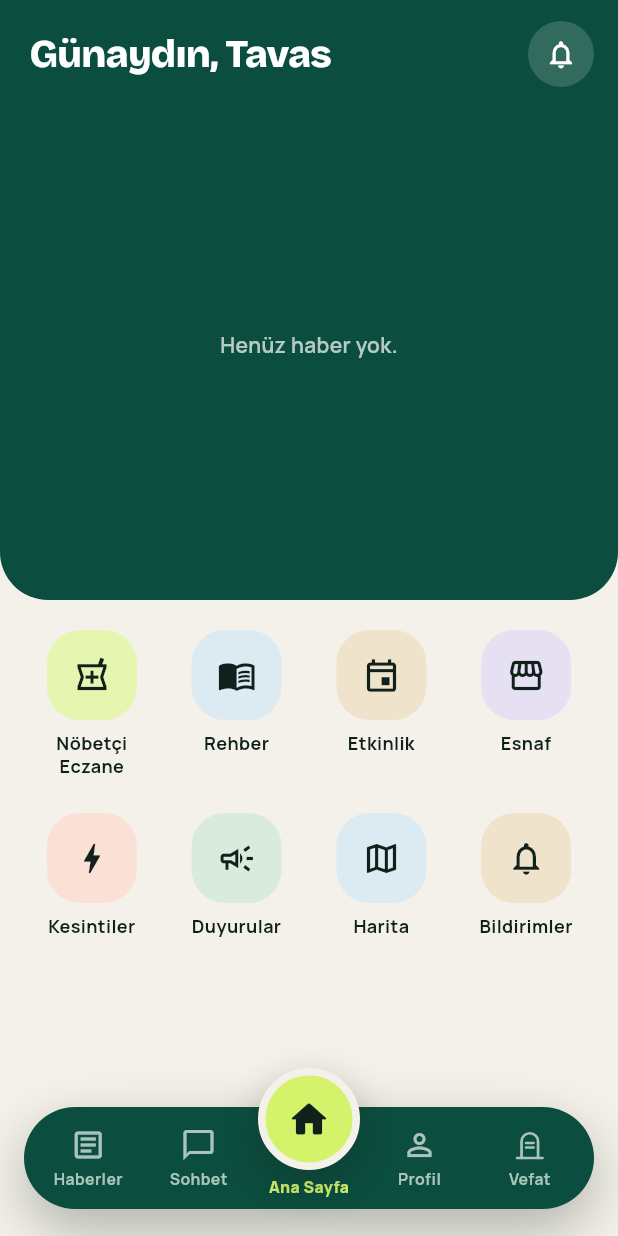
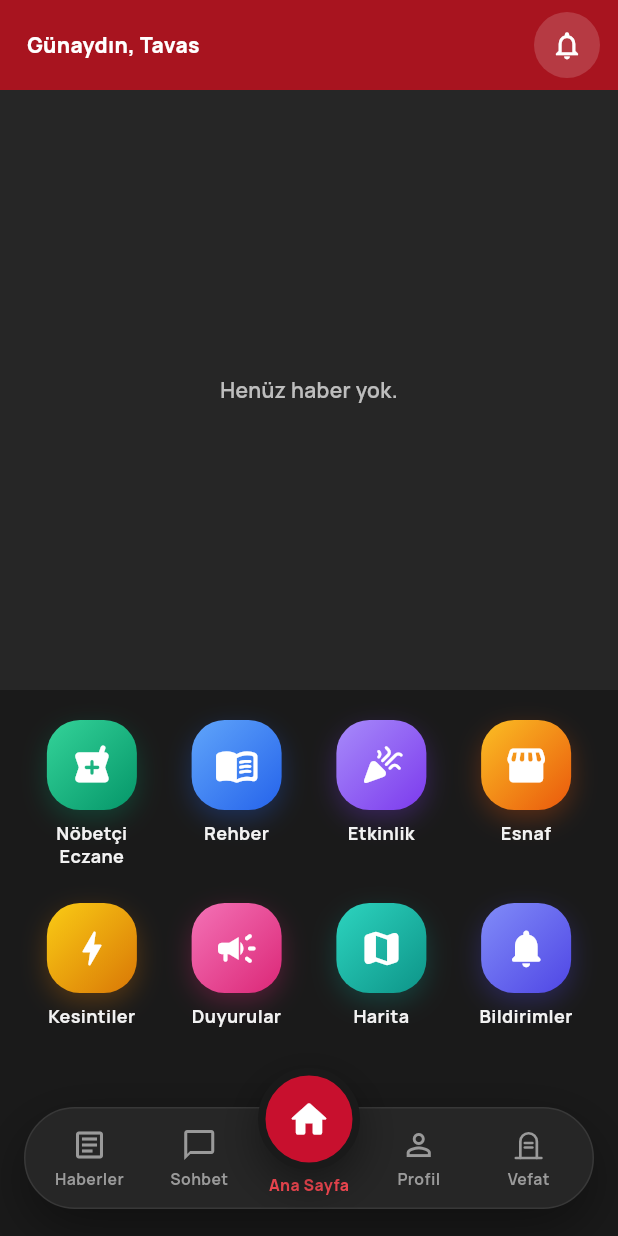
Before and after one commit to Rogehas/Rogehas, a Flutter app: the screen it shows after launch, on a phone screen of 412 x 824 dp. Run offline on Flutter 3.47's test engine with Material 3 defaults, Android fonts, the phone set to English and light mode, and no system bars; our stand-ins replace cloud_firestore, firebase_auth, firebase_core, firebase_messaging, google_fonts, share_plus and 1 more; accounts and stored records are empty.

Commit message:
Dark theme with red accents app-wide; thin red header on home; colorful gradient shortcut icons
Co-Authored-By: Claude Sonnet 5.5 <noreply@anthropic.com>
Claude-Session: https://claude.ai/code/session_01XCvQ9jtS6GKCnyEgdBQNNa

```diff
--- a/app/lib/main.dart
+++ b/app/lib/main.dart
@@ -123,7 +123,7 @@ class _TavasAppState extends State<TavasApp> {
             child: MaterialApp(
               title: 'Tavas',
               debugShowCheckedModeBanner: false,
-              theme: AppTheme.light,
+              theme: AppTheme.dark,
               // Uygulama doğrudan ana sayfada açılır; giriş yalnızca sohbet için gerekir.
               home: const Shell(),
             ),
--- a/app/lib/screens/auth_screen.dart
+++ b/app/lib/screens/auth_screen.dart
@@ -182,7 +182,7 @@ class _AuthScreenState extends State<AuthScreen> {
             Text(
               _info!,
               style: const TextStyle(
-                color: AppColors.primary,
+                color: AppColors.accentText,
                 fontWeight: FontWeight.w700,
               ),
             ),
--- a/app/lib/screens/business_screen.dart
+++ b/app/lib/screens/business_screen.dart
@@ -127,7 +127,11 @@ class _BusinessCard extends StatelessWidget {
         color: AppColors.limeSoft,
         borderRadius: BorderRadius.circular(20),
       ),
-      child: Icon(_categoryIcon(b.category), size: 28, color: AppColors.ink),
+      child: Icon(
+        _categoryIcon(b.category),
+        size: 28,
+        color: AppColors.accentText,
+      ),
     );
     return Container(
       padding: const EdgeInsets.all(16),
@@ -172,7 +176,7 @@ class _BusinessCard extends StatelessWidget {
                       style: const TextStyle(
                         fontSize: 13,
                         fontWeight: FontWeight.w700,
-                        color: AppColors.primary,
+                        color: AppColors.accentText,
                       ),
                     ),
                     if (b.address.isNotEmpty)
@@ -258,7 +262,7 @@ class _Action extends StatelessWidget {
       child: Container(
         height: 46,
         decoration: BoxDecoration(
-          color: filled ? AppColors.ink : Colors.transparent,
+          color: filled ? AppColors.primary : Colors.transparent,
           borderRadius: BorderRadius.circular(23),
           border: filled ? null : Border.all(color: AppColors.line, width: 1.5),
         ),
--- a/app/lib/screens/chat_screen.dart
+++ b/app/lib/screens/chat_screen.dart
@@ -434,10 +434,10 @@ class _Bubble extends StatelessWidget {
                     mine ? 'Sen' : m.name,
                     maxLines: 1,
                     overflow: TextOverflow.ellipsis,
-                    style: const TextStyle(
+                    style: TextStyle(
                       fontSize: 12,
                       fontWeight: FontWeight.w800,
-                      color: AppColors.primary,
+                      color: mine ? Colors.white : AppColors.accentText,
                     ),
                   ),
                 ),
@@ -445,9 +445,9 @@ class _Bubble extends StatelessWidget {
                 if (time.isNotEmpty)
                   Text(
                     time,
-                    style: const TextStyle(
+                    style: TextStyle(
                       fontSize: 11,
-                      color: AppColors.muted,
+                      color: mine ? Colors.white70 : AppColors.muted,
                     ),
                   ),
                 SizedBox(
@@ -457,10 +457,10 @@ class _Bubble extends StatelessWidget {
                     padding: EdgeInsets.zero,
                     tooltip: 'Mesaj seçenekleri',
                     onPressed: onMore,
-                    icon: const Icon(
+                    icon: Icon(
                       Icons.more_horiz,
                       size: 18,
-                      color: AppColors.muted,
+                      color: mine ? Colors.white70 : AppColors.muted,
                     ),
                   ),
                 ),
--- a/app/lib/screens/eczane_screen.dart
+++ b/app/lib/screens/eczane_screen.dart
@@ -139,7 +139,7 @@ class _Segments extends StatelessWidget {
                   height: 42,
                   alignment: Alignment.center,
                   decoration: BoxDecoration(
-                    color: i == index ? AppColors.ink : Colors.transparent,
+                    color: i == index ? AppColors.primary : Colors.transparent,
                     borderRadius: BorderRadius.circular(21),
                   ),
                   child: Text(
@@ -206,7 +206,7 @@ class _PharmacyCard extends StatelessWidget {
   @override
   Widget build(BuildContext context) {
     final fg = highlighted ? Colors.white : AppColors.ink;
-    final sub = highlighted ? const Color(0xFFB8D6CC) : AppColors.muted;
+    final sub = highlighted ? const Color(0xFFF3C9CD) : AppColors.muted;
     final place = [
       if (p.neighborhood.isNotEmpty) p.neighborhood,
       if (p.address.isNotEmpty) p.address,
@@ -228,13 +228,15 @@ class _PharmacyCard extends StatelessWidget {
                 width: 52,
                 height: 52,
                 decoration: BoxDecoration(
-                  color: highlighted ? AppColors.lime : AppColors.limeSoft,
+                  color: highlighted
+                      ? const Color(0x33FFFFFF)
+                      : AppColors.limeSoft,
                   borderRadius: BorderRadius.circular(18),
                 ),
-                child: const Icon(
+                child: Icon(
                   Icons.local_pharmacy_outlined,
                   size: 26,
-                  color: AppColors.ink,
+                  color: highlighted ? Colors.white : AppColors.accentText,
                 ),
               ),
               const SizedBox(width: 14),
@@ -315,10 +317,10 @@ class _ActionButton extends StatelessWidget {
   Widget build(BuildContext context) {
     final enabled = onTap != null;
     final bg = filled
-        ? (highlighted ? AppColors.lime : AppColors.ink)
+        ? (highlighted ? Colors.white : AppColors.primary)
         : Colors.transparent;
     final fg = filled
-        ? (highlighted ? AppColors.ink : Colors.white)
+        ? (highlighted ? AppColors.primary : Colors.white)
         : (highlighted ? Colors.white : AppColors.ink);
     return Semantics(
       button: true,
--- a/app/lib/screens/guide_screen.dart
+++ b/app/lib/screens/guide_screen.dart
@@ -90,7 +90,7 @@ class _GuideRow extends StatelessWidget {
                   style: const TextStyle(
                     fontSize: 14,
                     fontWeight: FontWeight.w700,
-                    color: AppColors.primary,
+                    color: AppColors.accentText,
                   ),
                 ),
                 if (g.address.isNotEmpty)
--- a/app/lib/screens/home_screen.dart
+++ b/app/lib/screens/home_screen.dart
@@ -76,7 +76,7 @@ class HomeScreen extends StatelessWidget {
                               style: TextStyle(
                                 fontSize: 14,
                                 fontWeight: FontWeight.w700,
-                                color: AppColors.primary,
+                                color: AppColors.accentText,
                               ),
                             ),
                           ),
@@ -139,14 +139,43 @@ class _HeroState extends State<_Hero> {
   @override
   Widget build(BuildContext context) {
     final top = MediaQuery.paddingOf(context).top;
-    final height = 400 + top;
-    return ClipRRect(
-      borderRadius: const BorderRadius.vertical(bottom: Radius.circular(32)),
-      child: SizedBox(
-        height: height,
+    return Column(
+      children: [
+        // İnce kırmızı üst çubuk: küçük selamlama ve bildirim düğmesi.
+        Container(
+          color: AppColors.primary,
+          padding: EdgeInsets.fromLTRB(18, top + 8, 12, 8),
+          child: Row(
+            children: [
+              Expanded(
+                child: Text(
+                  '${greeting(DateTime.now())}, Tavas',
+                  maxLines: 1,
+                  overflow: TextOverflow.ellipsis,
+                  style: const TextStyle(
+                    fontSize: 14,
+                    fontWeight: FontWeight.w800,
+                    color: Colors.white,
+                  ),
+                ),
+              ),
+              RoundIconButton(
+                icon: Icons.notifications_none,
+                label: 'Bildirim ayarları',
+                background: const Color(0x29FFFFFF),
+                color: Colors.white,
+                onTap: widget.onBell,
+              ),
+            ],
+          ),
+        ),
+        SizedBox(
+          height: 400,
           child: Stack(
             children: [
-            const Positioned.fill(child: ColoredBox(color: AppColors.primary)),
+              const Positioned.fill(
+                child: ColoredBox(color: AppColors.surface),
+              ),
               Positioned.fill(
                 child: DataStream<List<NewsItem>>(
                   dark: true,
@@ -155,14 +184,11 @@ class _HeroState extends State<_Hero> {
                     final slides = all.take(_maxSlides).toList();
                     if (slides.isEmpty) {
                       return const Center(
-                      child: Padding(
-                        padding: EdgeInsets.only(top: 60),
                         child: Text(
                           'Henüz haber yok.',
                           style: TextStyle(
                             color: Colors.white70,
                             fontWeight: FontWeight.w600,
-                          ),
                           ),
                         ),
                       );
@@ -182,17 +208,18 @@ class _HeroState extends State<_Hero> {
                         if (slides.length > 1) ...[
                           Positioned(
                             left: 14,
-                          top: top + 170,
+                            top: 140,
                             child: _Arrow(
                               icon: Icons.chevron_left,
                               label: 'Önceki haber',
-                            onTap: () =>
-                                _go((page - 1 + slides.length) % slides.length),
+                              onTap: () => _go(
+                                (page - 1 + slides.length) % slides.length,
+                              ),
                             ),
                           ),
                           Positioned(
                             right: 14,
-                          top: top + 170,
+                            top: 140,
                             child: _Arrow(
                               icon: Icons.chevron_right,
                               label: 'Sonraki haber',
@@ -215,9 +242,9 @@ class _HeroState extends State<_Hero> {
                                     width: i == page ? 26 : 8,
                                     height: 8,
                                     decoration: BoxDecoration(
-                                    color: Colors.white.withValues(
-                                      alpha: i == page ? 1 : 0.45,
-                                    ),
+                                      color: i == page
+                                          ? AppColors.lime
+                                          : const Color(0x73FFFFFF),
                                       borderRadius: BorderRadius.circular(4),
                                     ),
                                   ),
@@ -230,33 +257,10 @@ class _HeroState extends State<_Hero> {
                   },
                 ),
               ),
-            Positioned(
-              top: top + 14,
-              left: 20,
-              right: 16,
-              child: Row(
-                children: [
-                  Expanded(
-                    child: Text(
-                      '${greeting(DateTime.now())}, Tavas',
-                      maxLines: 1,
-                      overflow: TextOverflow.ellipsis,
-                      style: AppTheme.display(26, color: Colors.white),
-                    ),
-                  ),
-                  RoundIconButton(
-                    icon: Icons.notifications_none,
-                    label: 'Bildirim ayarları',
-                    background: const Color(0x29FFFFFF),
-                    color: Colors.white,
-                    onTap: widget.onBell,
-                  ),
             ],
           ),
         ),
       ],
-        ),
-      ),
     );
   }
 }
@@ -343,19 +347,57 @@ class _Slide extends StatelessWidget {
 }
 
 enum _Shortcut {
-  eczane(Icons.local_pharmacy_outlined, 'Nöbetçi\nEczane', AppColors.limeSoft),
-  rehber(Icons.menu_book_outlined, 'Rehber', AppColors.sky),
-  etkinlik(Icons.event_outlined, 'Etkinlik', AppColors.sand),
-  esnaf(Icons.storefront_outlined, 'Esnaf', AppColors.lavender),
-  kesinti(Icons.bolt_outlined, 'Kesintiler', AppColors.claySoft),
-  duyuru(Icons.campaign_outlined, 'Duyurular', AppColors.mint),
-  harita(Icons.map_outlined, 'Harita', AppColors.sky),
-  bildirim(Icons.notifications_none, 'Bildirimler', AppColors.sand);
+  eczane(
+    Icons.local_pharmacy_rounded,
+    'Nöbetçi\nEczane',
+    Color(0xFF34D399),
+    Color(0xFF059669),
+  ),
+  rehber(
+    Icons.menu_book_rounded,
+    'Rehber',
+    Color(0xFF60A5FA),
+    Color(0xFF2563EB),
+  ),
+  etkinlik(
+    Icons.celebration_rounded,
+    'Etkinlik',
+    Color(0xFFA78BFA),
+    Color(0xFF7C3AED),
+  ),
+  esnaf(
+    Icons.storefront_rounded,
+    'Esnaf',
+    Color(0xFFFBBF24),
+    Color(0xFFEA580C),
+  ),
+  kesinti(
+    Icons.bolt_rounded,
+    'Kesintiler',
+    Color(0xFFFACC15),
+    Color(0xFFD97706),
+  ),
+  duyuru(
+    Icons.campaign_rounded,
+    'Duyurular',
+    Color(0xFFF472B6),
+    Color(0xFFDB2777),
+  ),
+  harita(Icons.map_rounded, 'Harita', Color(0xFF2DD4BF), Color(0xFF0D9488)),
+  bildirim(
+    Icons.notifications_rounded,
+    'Bildirimler',
+    Color(0xFF818CF8),
+    Color(0xFF4F46E5),
+  );
 
-  const _Shortcut(this.icon, this.label, this.color);
+  const _Shortcut(this.icon, this.label, this.light, this.deep);
   final IconData icon;
   final String label;
-  final Color color;
+
+  /// Simge karesinin gradyanındaki açık ve koyu tonlar.
+  final Color light;
+  final Color deep;
 }
 
 /// "Harita" kısayolu: telefonun harita uygulamasında Tavas'ı açar.
@@ -417,10 +459,21 @@ class _ShortcutGrid extends StatelessWidget {
                     width: 60,
                     height: 60,
                     decoration: BoxDecoration(
-                      color: s.color,
+                      gradient: LinearGradient(
+                        begin: Alignment.topLeft,
+                        end: Alignment.bottomRight,
+                        colors: [s.light, s.deep],
+                      ),
                       borderRadius: BorderRadius.circular(22),
+                      boxShadow: [
+                        BoxShadow(
+                          color: s.deep.withValues(alpha: 0.3),
+                          blurRadius: 14,
+                          offset: const Offset(0, 6),
                         ),
-                    child: Icon(s.icon, size: 26, color: AppColors.ink),
+                      ],
+                    ),
+                    child: Icon(s.icon, size: 30, color: Colors.white),
                   ),
                   const SizedBox(height: 8),
                   Expanded(
--- a/app/lib/screens/news_detail_screen.dart
+++ b/app/lib/screens/news_detail_screen.dart
@@ -66,7 +66,7 @@ class NewsDetailScreen extends StatelessWidget {
             child: Container(
               height: 50,
               decoration: BoxDecoration(
-                color: AppColors.ink,
+                color: AppColors.primary,
                 borderRadius: BorderRadius.circular(25),
               ),
               child: const Row(
--- a/app/lib/screens/vefat_screen.dart
+++ b/app/lib/screens/vefat_screen.dart
@@ -184,7 +184,7 @@ class _NotifyCard extends StatelessWidget {
           Switch(
             value: value,
             onChanged: onChanged,
-            activeThumbColor: AppColors.ink,
+            activeThumbColor: AppColors.darkBg,
             activeTrackColor: AppColors.darkAccent,
             inactiveTrackColor: AppColors.darkSurface2,
           ),
@@ -228,7 +228,9 @@ class _Segments extends StatelessWidget {
                     style: TextStyle(
                       fontSize: 14,
                       fontWeight: FontWeight.w700,
-                      color: i == index ? AppColors.ink : AppColors.darkMuted,
+                      color: i == index
+                          ? AppColors.darkBg
+                          : AppColors.darkMuted,
                     ),
                   ),
                 ),
@@ -425,7 +427,7 @@ class _Action extends StatelessWidget {
 
   @override
   Widget build(BuildContext context) {
-    final fg = filled ? AppColors.ink : AppColors.darkText;
+    final fg = filled ? AppColors.darkBg : AppColors.darkText;
     return GestureDetector(
       onTap: onTap,
       child: Container(
--- a/app/lib/theme/app_theme.dart
+++ b/app/lib/theme/app_theme.dart
@@ -2,20 +2,28 @@ import 'package:flutter/material.dart';
 import 'package:google_fonts/google_fonts.dart';
 
 class AppColors {
-  static const bg = Color(0xFFF4F1EA);
-  static const surface = Colors.white;
-  static const ink = Color(0xFF10201B);
-  static const muted = Color(0xFF5E6B66);
-  static const primary = Color(0xFF0B4D3E);
-  static const lime = Color(0xFFD4F26A);
-  static const limeSoft = Color(0xFFE6F5B0);
-  static const sand = Color(0xFFEFE4CB);
-  static const sky = Color(0xFFDCEAF2);
-  static const lavender = Color(0xFFE6E0F3);
-  static const mint = Color(0xFFD9EBDD);
-  static const clay = Color(0xFFD9532B);
-  static const claySoft = Color(0xFFFBE0D6);
-  static const line = Color(0xFFE6E1D6);
+  // Koyu tema: koyu gri zemin, kırmızı vurgu.
+  static const bg = Color(0xFF1A1A1A);
+  static const surface = Color(0xFF262626);
+  static const ink = Color(0xFFF2F2F2); // metin rengi (koyu zeminde açık)
+  static const muted = Color(0xFFA3A3A3);
+  static const primary = Color(
+    0xFFA8141F,
+  ); // düğme ve üst çubuk kırmızısı (üstünde beyaz yazı)
+  static const accentText = Color(
+    0xFFFF4B55,
+  ); // koyu zeminde kırmızı yazı/simge
+  static const lime = Color(
+    0xFFC8102E,
+  ); // canlı vurgu (seçili öğe, kendi mesajım)
+  static const limeSoft = Color(0xFF3A1F24);
+  static const sand = Color(0xFF3A3020);
+  static const sky = Color(0xFF1F2F3D);
+  static const lavender = Color(0xFF2F2742);
+  static const mint = Color(0xFF1F3A2B);
+  static const clay = Color(0xFFFF6B4A);
+  static const claySoft = Color(0xFF3E231C);
+  static const line = Color(0xFF383838);
 
   // Vefat (koyu) ekranı
   static const darkBg = Color(0xFF131A21);
@@ -29,7 +37,7 @@ class AppColors {
 
 class AppTheme {
   static const cardShadow = [
-    BoxShadow(color: Color(0x1410201B), blurRadius: 24, offset: Offset(0, 8)),
+    BoxShadow(color: Color(0x40000000), blurRadius: 24, offset: Offset(0, 8)),
   ];
 
   /// Başlıklar için Bricolage Grotesque.
@@ -45,12 +53,13 @@ class AppTheme {
     height: 1.1,
   );
 
-  static ThemeData get light {
+  static ThemeData get dark {
     final base = ThemeData(
       useMaterial3: true,
       scaffoldBackgroundColor: AppColors.bg,
       colorScheme: ColorScheme.fromSeed(
         seedColor: AppColors.primary,
+        brightness: Brightness.dark,
         primary: AppColors.primary,
         surface: AppColors.surface,
       ),
--- a/app/lib/widgets/common.dart
+++ b/app/lib/widgets/common.dart
@@ -11,7 +11,7 @@ class TagChip extends StatelessWidget {
   @override
   Widget build(BuildContext context) {
     final (fg, bg) = switch (kind) {
-      NewsKind.haber => (AppColors.primary, AppColors.limeSoft),
+      NewsKind.haber => (AppColors.accentText, AppColors.limeSoft),
       NewsKind.duyuru => (AppColors.ink, AppColors.sky),
       NewsKind.kesinti => (AppColors.clay, AppColors.claySoft),
     };
@@ -93,7 +93,7 @@ class FilterChipPill extends StatelessWidget {
         padding: const EdgeInsets.symmetric(horizontal: 18),
         alignment: Alignment.center,
         decoration: BoxDecoration(
-          color: selected ? AppColors.ink : AppColors.surface,
+          color: selected ? AppColors.primary : AppColors.surface,
           borderRadius: BorderRadius.circular(21),
           boxShadow: selected ? null : AppTheme.cardShadow,
         ),
--- a/app/lib/widgets/data_stream.dart
+++ b/app/lib/widgets/data_stream.dart
@@ -40,7 +40,7 @@ class DataStream<T> extends StatelessWidget {
           padding: const EdgeInsets.symmetric(vertical: 48),
           child: Center(
             child: CircularProgressIndicator(
-              color: dark ? AppColors.darkAccent : AppColors.primary,
+              color: dark ? AppColors.darkAccent : AppColors.accentText,
             ),
           ),
         );
--- a/app/lib/widgets/floating_nav.dart
+++ b/app/lib/widgets/floating_nav.dart
@@ -87,9 +87,11 @@ class FloatingNav extends StatelessWidget {
 
   @override
   Widget build(BuildContext context) {
-    final bg = dark ? AppColors.darkSurface2 : AppColors.primary;
-    final accent = dark ? AppColors.darkAccent : AppColors.lime;
-    const idle = Color(0xFFA9C4BA);
+    final bg = dark ? AppColors.darkSurface2 : AppColors.surface;
+    final accent = dark ? AppColors.darkAccent : AppColors.accentText;
+    final centerFill = dark ? AppColors.darkAccent : AppColors.lime;
+    final centerIcon = dark ? AppColors.darkBg : Colors.white;
+    const idle = Color(0xFF9A9A9A);
     final center = items[centerIndex];
     return SizedBox(
       height: _height + _lift,
@@ -106,9 +108,12 @@ class FloatingNav extends StatelessWidget {
               decoration: BoxDecoration(
                 color: bg,
                 borderRadius: BorderRadius.circular(34),
+                border: Border.all(
+                  color: dark ? AppColors.darkLine : AppColors.line,
+                ),
                 boxShadow: const [
                   BoxShadow(
-                    color: Color(0x4D10201B),
+                    color: Color(0x66000000),
                     blurRadius: 32,
                     offset: Offset(0, 14),
                   ),
@@ -184,7 +189,7 @@ class FloatingNav extends StatelessWidget {
                     width: _centerSize,
                     height: _centerSize,
                     decoration: BoxDecoration(
-                      color: accent,
+                      color: centerFill,
                       shape: BoxShape.circle,
                       border: Border.all(
                         color: dark ? AppColors.darkBg : AppColors.bg,
@@ -192,13 +197,13 @@ class FloatingNav extends StatelessWidget {
                       ),
                       boxShadow: const [
                         BoxShadow(
-                          color: Color(0x4D10201B),
+                          color: Color(0x66000000),
                           blurRadius: 24,
                           offset: Offset(0, 10),
                         ),
                       ],
                     ),
-                    child: center.build(AppColors.ink, size: 30),
+                    child: center.build(centerIcon, size: 30),
                   ),
                 ),
               ),
```
Also changed, not shown: 1 other file. Lines whose indentation alone changed are shown as unchanged.
